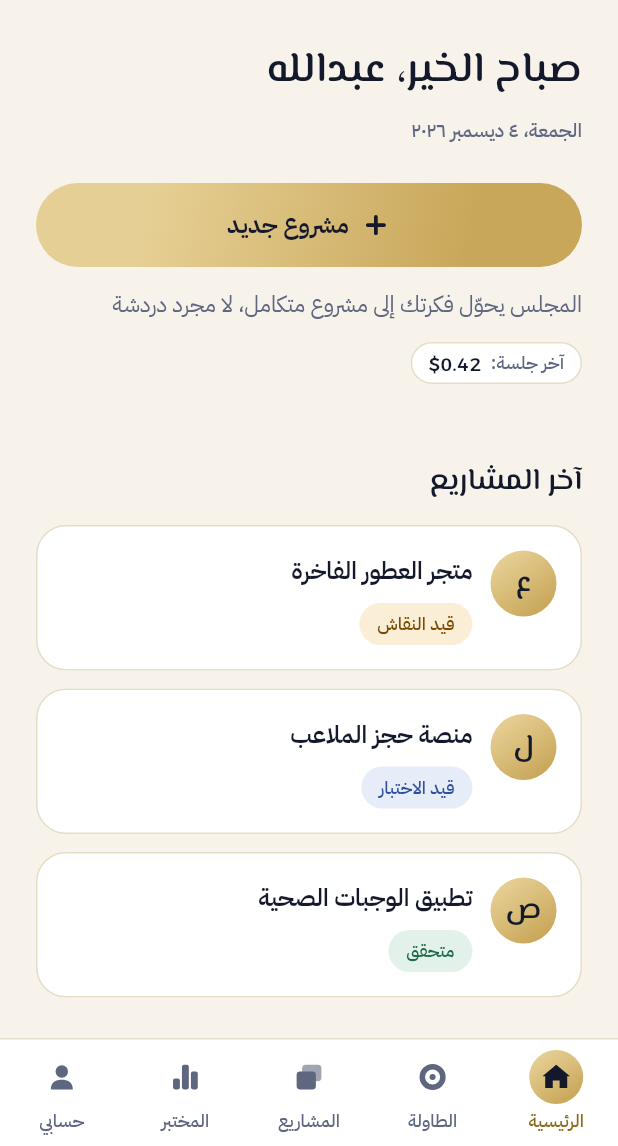
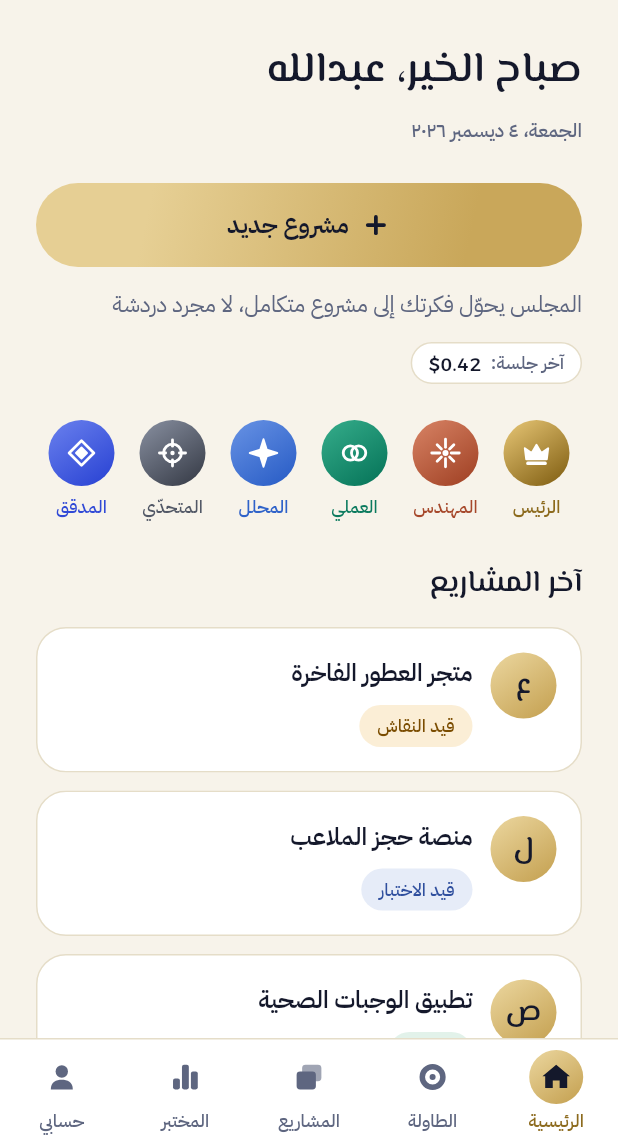
Before and after one commit to 3pp3ll/pentara-app, a Flutter app: the screen it shows after launch, on a phone screen of 412 x 824 dp, the part 90-1236 px from its top. Run offline on Flutter 3.47's test engine with Material 3 defaults, Android fonts, the phone set to English and light mode, and no system bars; our stand-ins replace qr_flutter.

Commit message:
Add files via upload

```diff
--- a/lib/data/app_state.dart
+++ b/lib/data/app_state.dart
@@ -1,6 +1,6 @@
 import 'dart:async';
 
-import 'package:flutter/widgets.dart';
+import 'package:flutter/material.dart';
 
 import '../theme/app_colors.dart';
 import 'mock_data.dart';
--- a/lib/data/mock_data.dart
+++ b/lib/data/mock_data.dart
@@ -378,3 +378,10 @@ abstract final class MockData {
     ),
     Plan(
       id: 'plan-top',
+      name: 'العليا',
+      priceCents: 20000,
+      badgeText: 'الأكثر تميزاً',
+      isFeatured: true,
+    ),
+  ];
+}
--- a/lib/data/models.dart
+++ b/lib/data/models.dart
@@ -48,6 +48,10 @@ String formatThousands(int value) {
   }
   return value < 0 ? '-$buffer' : buffer.toString();
 }
+
+/// شكل صف الأعضاء في الرئيسية؛ يُختار من لوحة التحكم.
+/// row: صف واحد، grid4: أربعة ثم اثنان، table: دائرة مصغّرة.
+enum MembersLayout { row, grid4, table }
 
 /// معرّف المالك الثابت.
 const String ownerUserId = '10000000';
```
